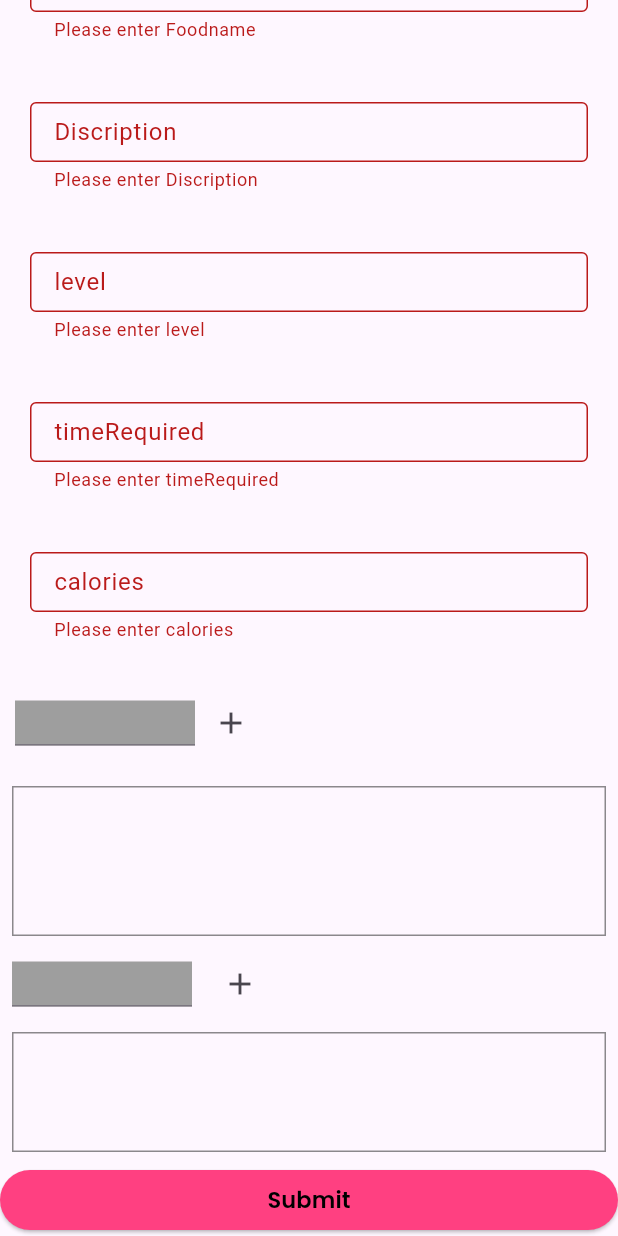
After one commit to muhammadfazilkp/food_recipe_app, a Flutter app: the FoodDitailsAddingScreen screen opened directly, scrolled down 252 dp, after a tap on "Submit", on a phone screen of 412 x 824 dp. The commit adds this screen. Run offline on Flutter 3.47's test engine with Material 2 defaults, Android fonts, the phone set to English and light mode, and no system bars; our stand-ins replace google_fonts; network calls fail.

Commit message:
post meathod has completed

```diff
--- /dev/null
+++ b/lib/controller/custome_provider/custom.dart
@@ -0,0 +1,34 @@
+import 'package:flutter/material.dart';
+
+class CustomFieldProvider extends ChangeNotifier {
+  TextEditingController foodnameControler = TextEditingController();
+  TextEditingController discriptionCntrler = TextEditingController();
+  TextEditingController foodIngrediants = TextEditingController();
+  TextEditingController steps = TextEditingController();
+  TextEditingController levelContrler = TextEditingController();
+  TextEditingController timeController = TextEditingController();
+  TextEditingController calories = TextEditingController();
+
+  List<String> hintText = [
+    "Foodname",
+    "Discription",
+    "level",
+    "timeRequired",
+    "calories"
+  ];
+
+  List<String> ingreadience = [];
+
+  addingreadience(String value) {
+    ingreadience.add(value);
+    foodIngrediants.text = '';
+    notifyListeners();
+  }
+
+  List<String> step = [];
+  cookingStep(String valu) {
+    step.add(valu);
+    steps.text = '';
+    notifyListeners();
+  }
+}
--- a/lib/controller/recipe/recipe_provider.dart
+++ b/lib/controller/recipe/recipe_provider.dart
@@ -4,7 +4,8 @@ import 'package:food_recipe_app/model/recipe.dart';
 import 'package:http/http.dart' as http;
 
 class GetRecipeProvider extends ChangeNotifier {
-  List<FoodRecipe> recipes = []; // List to store multiple FoodRecipe objects
+  List<FoodRecipe> recipes = [];
+  // List to store multiple FoodRecipe objects
 
   Future<void> fetchRecipes() async {
     final response = await http.get(Uri.parse(
@@ -13,7 +14,6 @@ class GetRecipeProvider extends ChangeNotifier {
     if (response.statusCode == 200) {
       final List<dynamic> jsonList = json.decode(response.body);
 
-      // Convert the list of JSON objects to a list of FoodRecipe objects
       recipes =
           jsonList.map((jsonMap) => FoodRecipe.fromJson(jsonMap)).toList();
       notifyListeners();
@@ -23,31 +23,41 @@ class GetRecipeProvider extends ChangeNotifier {
     }
   }
 
-  postRecipes(Map<String, dynamic> post) async {
-    final body = jsonEncode({
+  Future<void> postRecipes(Map<String, dynamic> post) async {
+    final Map<String, dynamic> body = {
       "foodName": post['foodName'],
       'description': post['description'],
-      'photo': post['photo'],
-      'foodIngredients': post['foodIngredients'],
+      'photo': "path/to/photo.jpg",
+      'foodIncrediance': post['foodIngredients'],
       'steps': post['steps'],
       'level': post['level'],
-      'timeRequired': post['level'],
+      'timeRequired': post['timeRequired'],
       'calories': post['calories']
-    });
+    };
+
+    final bodyJson = jsonEncode(body);
+
+    try {
       final response = await http.post(
         Uri.parse(
-            'https://food-maker-rcd0rv1d8-arjun2628s-projects.vercel.app/addfood'),
-        body: body);
+            "https://food-maker-rcd0rv1d8-arjun2628s-projects.vercel.app/addfood"),
+        headers: {
+          "Content-Type": "application/json",
+        },
+        body: bodyJson,
+      );
+
       if (response.statusCode == 200) {
+
+        // ...
         final List<dynamic> jsonList = json.decode(response.body);
 
-      // Convert the list of JSON objects to a list of FoodRecipe objects
         recipes =
             jsonList.map((jsonMap) => FoodRecipe.fromJson(jsonMap)).toList();
         notifyListeners();
       } else {
-      // Handle the error case
-      throw Exception('Failed to load data');
+        print("error");
+      }
+    } catch (error) {}
   }
 }
-}
--- a/lib/main.dart
+++ b/lib/main.dart
@@ -1,4 +1,5 @@
 import 'package:flutter/material.dart';
+import 'package:food_recipe_app/controller/custome_provider/custom.dart';
 import 'package:food_recipe_app/controller/recipe/recipe_provider.dart';
 import 'package:provider/provider.dart';
 
@@ -16,6 +17,7 @@ class MyApp extends StatelessWidget {
     return MultiProvider(
       providers: [
         ChangeNotifierProvider(create: (context) => GetRecipeProvider()),
+        ChangeNotifierProvider(create: (context)=> CustomFieldProvider())
       ],
       child: MaterialApp(
         title: 'Flutter Demo',
--- /dev/null
+++ b/lib/view/screens/adding_screen/food_details.dart
@@ -0,0 +1,151 @@
+import 'package:flutter/material.dart';
+import 'package:food_recipe_app/controller/custome_provider/custom.dart';
+import 'package:food_recipe_app/controller/recipe/recipe_provider.dart';
+import 'package:food_recipe_app/core/text_style.dart';
+import 'package:food_recipe_app/view/screens/widgets/custom_feild.dart';
+import 'package:provider/provider.dart';
+
+class FoodDitailsAddingScreen extends StatelessWidget {
+  FoodDitailsAddingScreen({super.key});
+  final formkey = GlobalKey<FormState>();
+  @override
+  Widget build(BuildContext context) {
+    return Scaffold(
+      body: SafeArea(
+        child: Consumer<CustomFieldProvider>(
+          builder: (context, value, child) => SingleChildScrollView(
+            scrollDirection: Axis.vertical,
+            child: Form(
+              key: formkey,
+              child: Column(
+                children: [
+                  const Padding(
+                    padding: EdgeInsets.all(8.0),
+                    child: CircleAvatar(
+                      radius: 68,
+                    ),
+                  ),
+                  TextButton(
+                      onPressed: () {},
+                      child: Text(
+                        'select image',
+                        style: text,
+                      )),
+                  Column(
+                    children: List.generate(
+                      value.hintText.length,
+                      (index) => CustomTextFormField(
+                          hintText: value.hintText[index],
+                          controller: index == 0
+                              ? value.foodnameControler
+                              : index == 1
+                                  ? value.discriptionCntrler
+                                  : index == 2
+                                      ? value.levelContrler
+                                      : index == 3
+                                          ? value.timeController
+                                          : value.calories),
+                    ),
+                  ),
+                  Padding(
+                    padding: const EdgeInsets.all(10.0),
+                    child: Row(
+                      children: [
+                        Container(
+                          color: Colors.grey,
+                          height: 30,
+                          width: 120,
+                          child: TextFormField(
+                            controller: value.foodIngrediants,
+                          ),
+                        ),
+                        IconButton(
+                            onPressed: () {
+                              value.addingreadience(value.foodIngrediants.text);
+                            },
+                            icon: const Icon(Icons.add)),
+                      ],
+                    ),
+                  ),
+                  Padding(
+                    padding: const EdgeInsets.all(8.0),
+                    child: Align(
+                      alignment: Alignment.centerLeft,
+                      child: Container(
+                        width: double.infinity,
+                        height: 100,
+                        decoration: BoxDecoration(
+                          border: Border.all(color: Colors.black45),
+                        ),
+                      ),
+                    ),
+                  ),
+                  Row(
+                    children: [
+                      Padding(
+                        padding: const EdgeInsets.all(8.0),
+                        child: Container(
+                          color: Colors.grey,
+                          height: 30,
+                          width: 120,
+                          child: TextFormField(
+                            controller: value.steps,
+                          ),
+                        ),
+                      ),
+                      IconButton(
+                          onPressed: () {
+                            value.cookingStep(value.steps.text);
+                          },
+                          icon: const Icon(Icons.add)),
+                    ],
+                  ),
+                  Padding(
+                    padding: const EdgeInsets.all(8.0),
+                    child: Container(
+                      height: 80,
+                      width: double.infinity,
+                      decoration: BoxDecoration(
+                        border: Border.all(color: Colors.black45),
+                      ),
+                    ),
+                  ),
+                  Consumer<GetRecipeProvider>(
+                    builder: (context, get, child) => ElevatedButton(
+                        onPressed: () async {
+                          if (formkey.currentState!.validate()) {
+                            Map<String, dynamic> gett = {
+                              "photo": " value.foodnameControler.text",
+                              "foodName": value.foodnameControler.text,
+                              "description": value.discriptionCntrler.text,
+                              "level": value.levelContrler.text,
+                              "timeRequired": value.timeController.text,
+                              "calories": value.calories.text,
+                              "foodIngredients": value.ingreadience,
+                              "steps": value.step,
+                            };
+                            await get.postRecipes(gett);
+                            Navigator.pop(context);
+                          }
+                        },
+                        style:  ButtonStyle(
+                            backgroundColor:
+                                MaterialStatePropertyAll(Colors.pinkAccent[200])),
+                        child: SizedBox(
+                            width: double.infinity,
+                            height: 30,
+                            child: Center(
+                                child: Text(
+                              'Submit',
+                              style: text,
+                            )))),
+                  )
+                ],
+              ),
+            ),
+          ),
+        ),
+      ),
+    );
+  }
+}
--- a/lib/view/screens/home_screen/home_page.dart
+++ b/lib/view/screens/home_screen/home_page.dart
@@ -1,6 +1,7 @@
 import 'package:flutter/material.dart';
 import 'package:food_recipe_app/controller/recipe/recipe_provider.dart';
 import 'package:food_recipe_app/core/text_style.dart';
+import 'package:food_recipe_app/view/screens/adding_screen/food_details.dart';
 import 'package:food_recipe_app/view/screens/dish_view_page/view_page.dart';
 import 'package:food_recipe_app/view/screens/home_screen/widget/categori.dart';
 import 'package:provider/provider.dart';
@@ -15,8 +16,6 @@ class HomeScreen extends StatelessWidget {
     "Drinks",
     "Vegetarian"
   ];
-
-  // final List<Recipe> recipes; // Pass the recipes as a parameter
 
   HomeScreen({Key? key}) : super(key: key);
 
@@ -67,7 +66,7 @@ class HomeScreen extends StatelessWidget {
                         onTap: () => Navigator.push(
                           context,
                           MaterialPageRoute(
-                              builder: (context) =>  const DishViewPage()),
+                              builder: (context) => FoodDitailsAddingScreen()),
                         ),
                         child: Card(
                           child: SingleChildScrollView(
@@ -84,24 +83,28 @@ class HomeScreen extends StatelessWidget {
                                     borderRadius: BorderRadius.circular(10),
                                   ),
                                 ),
-                                Column(
+                                Align(
+                                  alignment: Alignment.centerLeft,
+                                  child: Column(
                                     children: [
                                       Text(
                                         data.foodName,
                                         style: categori,
                                       ),
                                       Text(
-                                      data.timeRequired,
+                                        data.description,
                                         style: detail,
                                       ),
                                       Text(
                                         data.level,
                                         style: detail,
                                       ),
+                                      Text(data.timeRequired),
                                       const SizedBox(
                                         height: 5,
                                       ),
                                     ],
+                                  ),
                                 ),
                               ],
                             ),
--- /dev/null
+++ b/lib/view/screens/widgets/custom_feild.dart
@@ -0,0 +1,40 @@
+import 'package:flutter/material.dart';
+import 'package:food_recipe_app/controller/custome_provider/custom.dart';
+
+// ignore: must_be_immutable
+class CustomTextFormField extends StatelessWidget {
+  CustomTextFormField({
+    super.key,
+    required this.hintText,
+    required this.controller,
+  });
+
+  CustomFieldProvider feild = CustomFieldProvider();
+
+  final String hintText;
+  final TextEditingController controller;
+  @override
+  Widget build(BuildContext context) {
+    return Padding(
+      padding: const EdgeInsets.all(20),
+      child: SizedBox(
+        height: 60,
+        width: 400,
+        child: TextFormField(
+          controller: controller,
+          decoration: InputDecoration(
+              labelText: hintText, border: const OutlineInputBorder()),
+          validator: (value) {
+            if (value == null || value.isEmpty) {
+              return 'Please enter $hintText';
+            } else if (value == "") {
+              return 'Please enter $hintText';
+            } else {
+              return null;
+            }
+          },
+        ),
+      ),
+    );
+  }
+}
```
Lines whose indentation alone changed are shown as unchanged.
